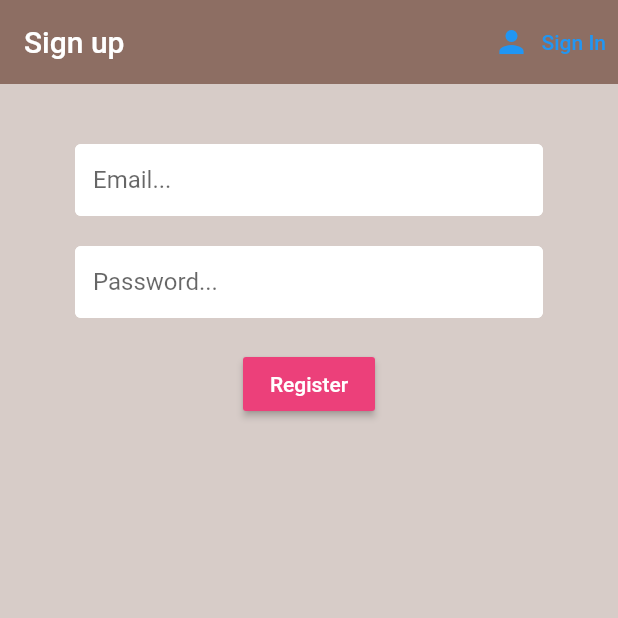
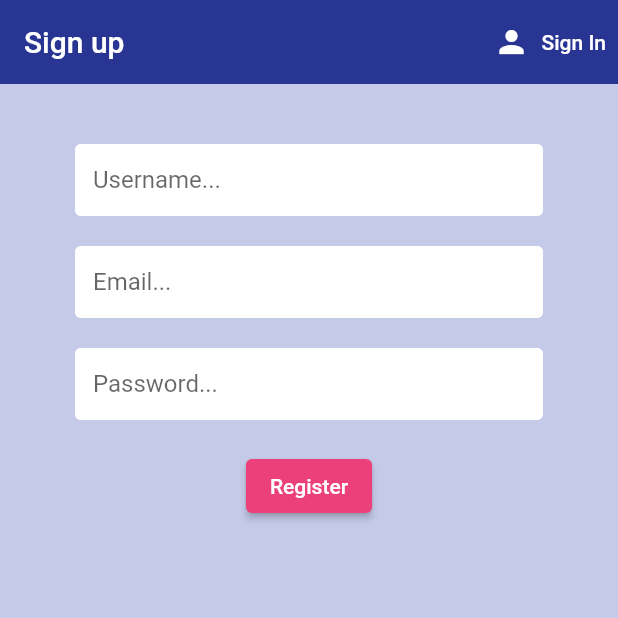
Before and after one commit to mhk51/EECE-502-Final-Year-Project, a Flutter app: the screen it shows after launch, after a tap on "Sign In", after a tap on "Register", on a phone screen of 412 x 824 dp, the top half of it. Run offline on Flutter 3.47's test engine with Material 2 defaults, Android fonts, the phone set to English and light mode, and no system bars; our stand-ins replace firebase_auth, firebase_core, flutter_spinkit, syncfusion_flutter_charts; accounts and stored records are empty.

Commit message:
Firebase Auth Debugs

```diff
--- a/lib/custom/loading.dart
+++ b/lib/custom/loading.dart
@@ -7,10 +7,10 @@ class Loading extends StatelessWidget {
   @override
   Widget build(BuildContext context) {
     return Container(
-      color: Colors.brown[100],
+      color: Colors.blue[400],
       child: const Center(
         child: SpinKitChasingDots(
-          color: Colors.brown,
+          color: Colors.white,
           size: 50.0,
         ),
       ),
--- a/lib/models/user.dart
+++ b/lib/models/user.dart
@@ -1,5 +1,6 @@
 class CustomUser {
   final String uid;
+  final String? name;
 
-  CustomUser({required this.uid});
+  CustomUser({required this.uid, required this.name});
 }
--- a/lib/screens/Authentication/register.dart
+++ b/lib/screens/Authentication/register.dart
@@ -20,21 +20,30 @@ class _RegisterState extends State<Register> {
   // text field state
   String email = '';
   String password = '';
+  String username = '';
 
   @override
   Widget build(BuildContext context) {
     return loading
         ? const Loading()
         : Scaffold(
-            backgroundColor: Colors.brown[100],
+            backgroundColor: Colors.indigo[100],
             appBar: AppBar(
-              backgroundColor: Colors.brown[400],
+              backgroundColor: Colors.indigo[800],
               elevation: 0.0,
               title: const Text('Sign up'),
               actions: <Widget>[
                 TextButton.icon(
-                  icon: const Icon(Icons.person),
-                  label: const Text('Sign In'),
+                  icon: const Icon(
+                    Icons.person,
+                    color: Colors.white,
+                  ),
+                  label: const Text(
+                    'Sign In',
+                    style: TextStyle(
+                      color: Colors.white,
+                    ),
+                  ),
                   onPressed: () => widget.toggleView(),
                   // style: TextButton.styleFrom(
                   //   primary: Colors.pink[400],
@@ -49,6 +58,16 @@ class _RegisterState extends State<Register> {
                 key: _formKey,
                 child: Column(
                   children: <Widget>[
+                    const SizedBox(height: 20.0),
+                    TextFormField(
+                      decoration:
+                          textInputDecoration.copyWith(hintText: 'Username...'),
+                      validator: (val) =>
+                          val!.isEmpty ? 'Enter a Username' : null,
+                      onChanged: (val) {
+                        setState(() => username = val);
+                      },
+                    ),
                     const SizedBox(height: 20.0),
                     TextFormField(
                       decoration:
@@ -72,8 +91,7 @@ class _RegisterState extends State<Register> {
                       },
                     ),
                     const SizedBox(height: 20.0),
-                    RaisedButton(
-                        color: Colors.pink[400],
+                    ElevatedButton(
                       child: const Text(
                         'Register',
                         style: TextStyle(color: Colors.white),
@@ -81,8 +99,9 @@ class _RegisterState extends State<Register> {
                       onPressed: () async {
                         if (_formKey.currentState!.validate()) {
                           setState(() => loading = true);
-                            dynamic result = await _auth
-                                .registerWithEmailAndPassword(email, password);
+                          dynamic result =
+                              await _auth.registerWithEmailAndPassword(
+                                  email, password, username);
                           if (result == null) {
                             setState(() {
                               loading = false;
@@ -90,7 +109,11 @@ class _RegisterState extends State<Register> {
                             });
                           }
                         }
-                        }),
+                      },
+                      style: ElevatedButton.styleFrom(
+                        primary: Colors.pink[400],
+                      ),
+                    ),
                     const SizedBox(height: 12.0),
                     Text(
                       error,
--- a/lib/screens/Authentication/sign_in.dart
+++ b/lib/screens/Authentication/sign_in.dart
@@ -26,15 +26,23 @@ class _SignInState extends State<SignIn> {
     return loading
         ? const Loading()
         : Scaffold(
-            backgroundColor: Colors.brown[100],
+            backgroundColor: Colors.indigo[100],
             appBar: AppBar(
-              backgroundColor: Colors.brown[400],
+              backgroundColor: Colors.indigo[800],
               elevation: 0.0,
               title: const Text('Sign in'),
               actions: [
                 TextButton.icon(
-                  icon: const Icon(Icons.person),
-                  label: const Text('Register'),
+                  icon: const Icon(
+                    Icons.person,
+                    color: Colors.white,
+                  ),
+                  label: const Text(
+                    'Register',
+                    style: TextStyle(
+                      color: Colors.white,
+                    ),
+                  ),
                   onPressed: () => widget.toggleView(),
                 ),
               ],
--- a/lib/screens/wrapper.dart
+++ b/lib/screens/wrapper.dart
@@ -15,7 +15,7 @@ class Wrapper extends StatelessWidget {
     if (user == null) {
       return const Authenticate();
     } else {
-      return const HomeScreen();
+      return HomeScreen();
     }
   }
 }
--- a/lib/services/auth.dart
+++ b/lib/services/auth.dart
@@ -8,13 +8,18 @@ class AuthService {
 
   // create user obj based on firebase user
   CustomUser? _userFromFirebaseUser(User? user) {
-    return user != null ? CustomUser(uid: user.uid) : null;
+    if (user != null) {
+      return CustomUser(uid: user.uid, name: user.displayName);
+    } else {
+      return null;
+    }
   }
 
   // auth change user stream
   Stream<CustomUser?> get user {
+    // _auth.userChanges()
     //.map((FirebaseUser user) => _userFromFirebaseUser(user));
-    return _auth.authStateChanges().map(_userFromFirebaseUser);
+    return _auth.userChanges().map(_userFromFirebaseUser);
   }
 
   // sign in anon
@@ -43,11 +48,15 @@ class AuthService {
   }
 
   // register with email and password
-  Future registerWithEmailAndPassword(String email, String password) async {
+  Future registerWithEmailAndPassword(
+      String email, String password, String username) async {
     try {
       UserCredential result = await _auth.createUserWithEmailAndPassword(
           email: email, password: password);
       User? user = result.user;
+      await user!.updateDisplayName(username);
+      await user.reload();
+      user = _auth.currentUser;
       // create a new document for the user with the uid
       // await DatabaseService(uid: user!.uid)
       //     .updateUserData('0', 'new crew member', 100);
```
Also changed, not shown: lib/screens/home_screen.dart (+73 -24 lines), lib/screens/settings_form.dart (added, +30 -0 lines), 1 other file. Lines whose indentation alone changed are shown as unchanged.
